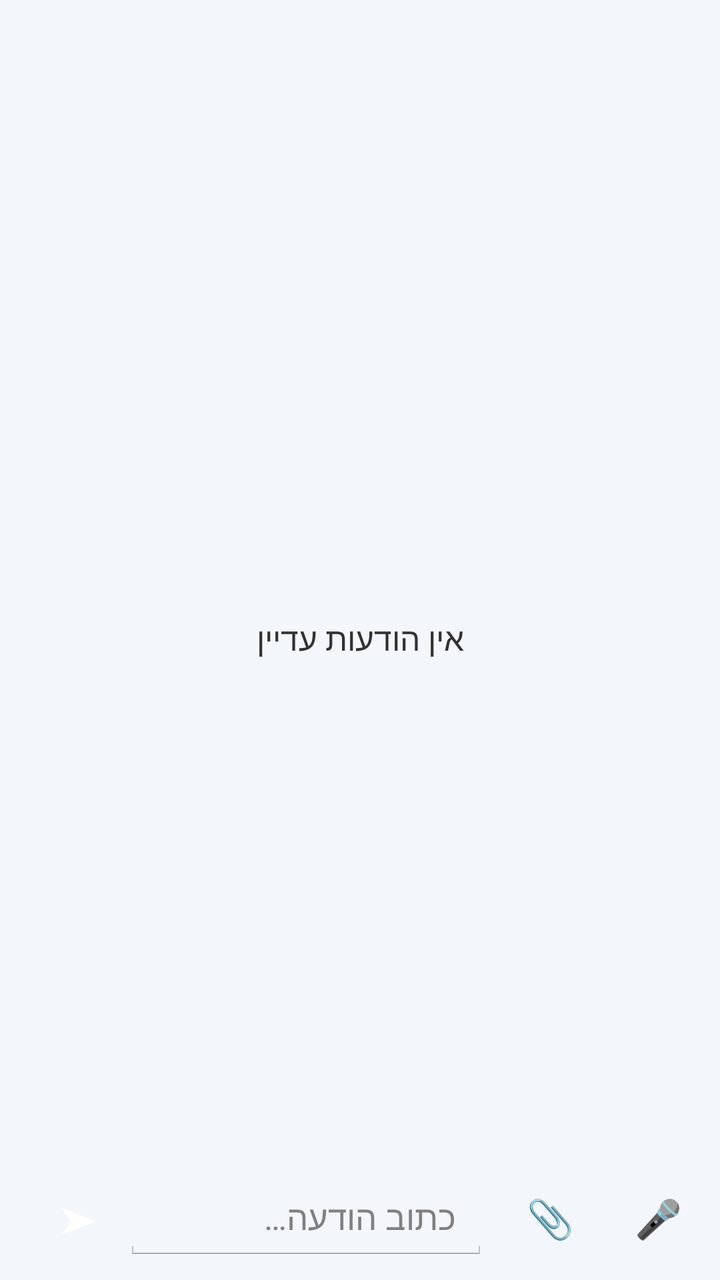
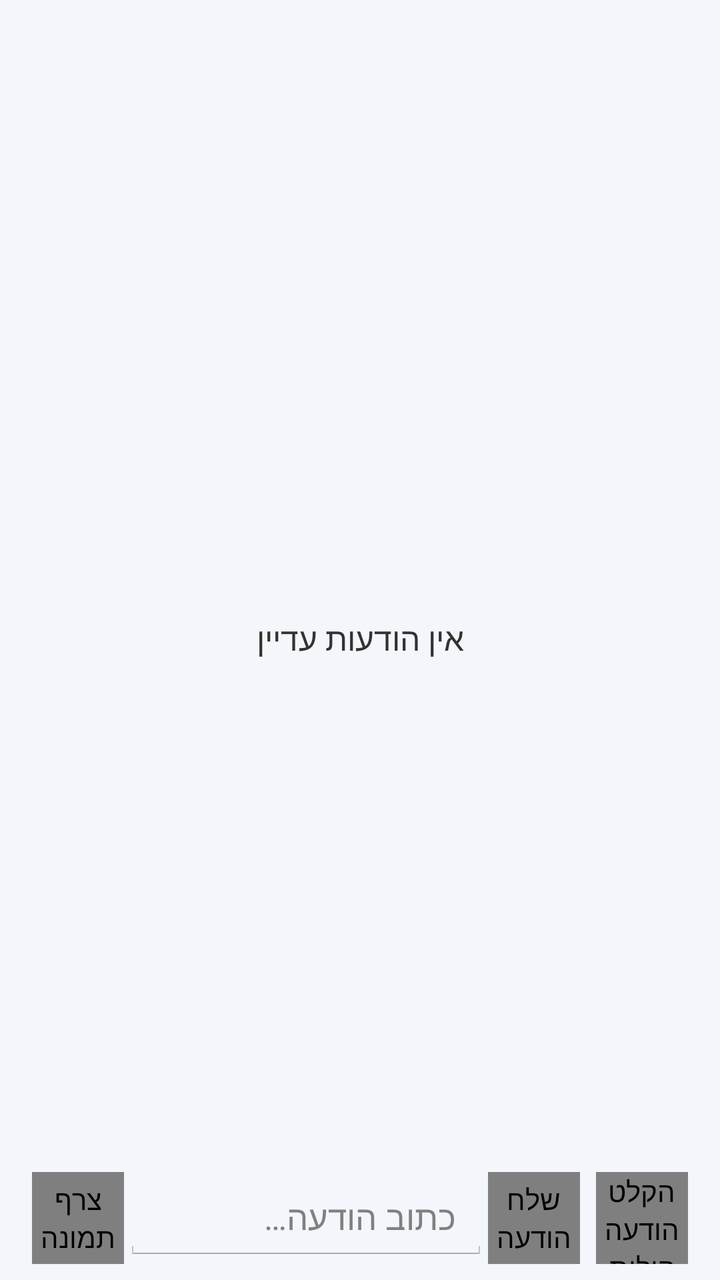

Compare the two renders of this Android layout. The source of the first and the diff that turns it into the second are given below.
<!-- AndroidManifest.xml: application theme AppTheme -->
<!-- res/layout/activity_chat.xml -->
<?xml version="1.0" encoding="utf-8"?>
<LinearLayout xmlns:android="http://schemas.android.com/apk/res/android"
    android:id="@+id/chatRoot"
    android:layout_width="match_parent"
    android:layout_height="match_parent"
    android:orientation="vertical">

    <LinearLayout
        android:id="@+id/chatHeader"
        android:layout_width="match_parent"
        android:layout_height="wrap_content"
        android:gravity="center_vertical"
        android:orientation="horizontal"
        android:padding="10dp">

        <TextView
            android:id="@+id/chatAvatar"
            android:layout_width="40dp"
            android:layout_height="40dp" />

        <LinearLayout
            android:layout_width="0dp"
            android:layout_height="wrap_content"
            android:layout_marginLeft="12dp"
            android:layout_marginRight="12dp"
            android:layout_weight="1"
            android:orientation="vertical">

            <TextView
                android:id="@+id/chatTitle"
                android:layout_width="match_parent"
                android:layout_height="wrap_content"
                android:ellipsize="end"
                android:singleLine="true"
                android:textSize="18sp"
                android:textStyle="bold" />

            <TextView
                android:id="@+id/chatSub"
                android:layout_width="match_parent"
                android:layout_height="wrap_content"
                android:singleLine="true"
                android:textSize="12sp" />
        </LinearLayout>
    </LinearLayout>

    <FrameLayout
        android:layout_width="match_parent"
        android:layout_height="0dp"
        android:layout_weight="1">

        <ListView
            android:id="@+id/chatList"
            android:layout_width="match_parent"
            android:layout_height="match_parent"
            android:clipToPadding="false"
            android:divider="@android:color/transparent"
            android:dividerHeight="0dp"
            android:listSelector="@android:color/transparent"
            android:nextFocusDown="@+id/chatInput"
            android:paddingBottom="6dp"
            android:paddingTop="6dp"
            android:stackFromBottom="true"
            android:transcriptMode="alwaysScroll" />

        <TextView
            android:id="@+id/chatEmpty"
            android:layout_width="match_parent"
            android:layout_height="wrap_content"
            android:layout_gravity="center"
            android:gravity="center"
            android:padding="24dp"
            android:text="@string/chat_empty"
            android:textSize="16sp" />
    </FrameLayout>

    <LinearLayout
        android:id="@+id/chatRecBar"
        android:layout_width="match_parent"
        android:layout_height="wrap_content"
        android:background="#FFD64545"
        android:gravity="center_vertical"
        android:orientation="horizontal"
        android:padding="8dp"
        android:visibility="gone">

        <LinearLayout
            android:layout_width="0dp"
            android:layout_height="wrap_content"
            android:layout_weight="1"
            android:orientation="vertical">

            <TextView
                android:id="@+id/chatRec"
                android:layout_width="match_parent"
                android:layout_height="wrap_content"
                android:gravity="center_vertical"
                android:paddingLeft="8dp"
                android:paddingRight="8dp"
                android:textColor="#FFFFFFFF"
                android:textSize="16sp"
                android:textStyle="bold" />

            <TextView
                android:id="@+id/chatRecHint"
                android:layout_width="match_parent"
                android:layout_height="wrap_content"
                android:paddingLeft="8dp"
                android:paddingRight="8dp"
                android:textColor="#CCFFFFFF"
                android:textSize="11sp"
                android:visibility="gone" />
        </LinearLayout>

        <TextView
            android:id="@+id/chatRecPause"
            android:layout_width="46dp"
            android:layout_height="46dp"
            android:layout_marginLeft="6dp"
            android:contentDescription="@string/cd_rec_pause"
            android:focusable="true"
            android:gravity="center"
            android:nextFocusDown="@+id/chatRecPause"
            android:nextFocusLeft="@+id/chatRecSend"
            android:nextFocusRight="@+id/chatRecCancel"
            android:nextFocusUp="@+id/chatRecPause"
            android:text="⏸"
            android:textColor="#FFFFFFFF"
            android:textSize="20sp" />

        <TextView
            android:id="@+id/chatRecSend"
            android:layout_width="46dp"
            android:layout_height="46dp"
            android:layout_marginLeft="6dp"
            android:contentDescription="@string/cd_rec_send"
            android:focusable="true"
            android:gravity="center"
            android:nextFocusDown="@+id/chatRecSend"
            android:nextFocusLeft="@+id/chatRecCancel"
            android:nextFocusRight="@+id/chatRecPause"
            android:nextFocusUp="@+id/chatRecSend"
            android:text="➤"
            android:textColor="#FFFFFFFF"
            android:textSize="20sp" />

        <TextView
            android:id="@+id/chatRecCancel"
            android:layout_width="46dp"
            android:layout_height="46dp"
            android:layout_marginLeft="6dp"
            android:contentDescription="@string/cd_rec_cancel"
            android:focusable="true"
            android:gravity="center"
            android:nextFocusDown="@+id/chatRecCancel"
            android:nextFocusLeft="@+id/chatRecPause"
            android:nextFocusRight="@+id/chatRecSend"
            android:nextFocusUp="@+id/chatRecCancel"
            android:text="🗑"
            android:textColor="#FFFFFFFF"
            android:textSize="20sp" />
    </LinearLayout>

    <TextView
        android:id="@+id/chatSendProgress"
        android:layout_width="match_parent"
        android:layout_height="wrap_content"
        android:gravity="center"
        android:padding="8dp"
        android:textSize="13sp"
        android:visibility="gone" />

    <LinearLayout
        android:id="@+id/chatInputRow"
        android:layout_width="match_parent"
        android:layout_height="wrap_content"
        android:gravity="center_vertical"
        android:orientation="horizontal"
        android:padding="8dp">

        <TextView
            android:id="@+id/chatSend"
            android:layout_width="46dp"
            android:layout_height="46dp"
            android:layout_marginLeft="8dp"
            android:focusable="true"
            android:gravity="center"
            android:nextFocusDown="@+id/chatSend"
            android:nextFocusLeft="@+id/chatInput"
            android:nextFocusRight="@+id/chatSend"
            android:nextFocusUp="@+id/chatList"
            android:text="➤"
            android:textColor="#FFFFFFFF"
            android:textSize="19sp" />

        <EditText
            android:id="@+id/chatInput"
            android:layout_width="0dp"
            android:layout_height="wrap_content"
            android:layout_weight="1"
            android:hint="@string/chat_hint"
            android:imeOptions="actionSend"
            android:inputType="textCapSentences|textMultiLine"
            android:maxLines="3"
            android:minHeight="44dp"
            android:nextFocusLeft="@+id/chatAttach"
            android:nextFocusRight="@+id/chatInput"
            android:nextFocusUp="@+id/chatList"
            android:paddingLeft="16dp"
            android:paddingRight="16dp"
            android:textSize="17sp" />

        <TextView
            android:id="@+id/chatAttach"
            android:layout_width="46dp"
            android:layout_height="46dp"
            android:layout_marginLeft="8dp"
            android:contentDescription="@string/cd_attach"
            android:focusable="true"
            android:gravity="center"
            android:nextFocusDown="@+id/chatAttach"
            android:nextFocusLeft="@+id/chatMic"
            android:nextFocusRight="@+id/chatInput"
            android:nextFocusUp="@+id/chatList"
            android:text="📎"
            android:textColor="#FFFFFFFF"
            android:textSize="19sp" />

        <TextView
            android:id="@+id/chatMic"
            android:layout_width="46dp"
            android:layout_height="46dp"
            android:layout_marginLeft="8dp"
            android:focusable="true"
            android:gravity="center"
            android:nextFocusDown="@+id/chatMic"
            android:nextFocusLeft="@+id/chatMic"
            android:nextFocusRight="@+id/chatAttach"
            android:nextFocusUp="@+id/chatList"
            android:text="🎤"
            android:textColor="#FFFFFFFF"
            android:textSize="19sp" />
    </LinearLayout>
</LinearLayout>
<!-- resources referenced by this layout -->
<resources>
  <string name="cd_attach">צרף תמונה</string>
  <string name="cd_rec_cancel">בטל הקלטה</string>
  <string name="cd_rec_pause">השהה או המשך הקלטה</string>
  <string name="cd_rec_send">שלח הקלטה</string>
  <string name="chat_empty">אין הודעות עדיין</string>
  <string name="chat_hint">כתוב הודעה…</string>
  <style name="AppTheme" parent="android:Theme.Holo.Light.NoActionBar">
          <item name="sbBg">@color/bg_light</item>
          <item name="sbHeader">@color/header_black</item>
          <item name="sbAccent">@color/accent_blue</item>
          <item name="sbText">@color/text_dark</item>
          <item name="sbTextSecondary">@color/text_dark_secondary</item>
          <item name="sbRow">@color/row_light</item>
          <item name="sbBubbleIn">@color/bubble_in_light</item>
          <item name="sbBubbleOut">@color/bubble_out_light</item>
          <item name="android:windowBackground">@color/bg_light</item>
      </style>
  <color name="bg_light">#FFF3F6FA</color>
  <color name="header_black">#FF0B5CAD</color>
  <color name="accent_blue">#FF0078D7</color>
  <color name="text_dark">#FF212121</color>
  <color name="text_dark_secondary">#FF5A5A5A</color>
  <color name="row_light">#FFFFFFFF</color>
  <color name="bubble_in_light">#FFE8EEF7</color>
  <color name="bubble_out_light">#FFD6EAFB</color>
</resources>

<!-- the commit's change to res/layout/activity_chat.xml (unified diff, before → after) -->
@@ -78,7 +78,7 @@
         android:id="@+id/chatRecBar"
         android:layout_width="match_parent"
         android:layout_height="wrap_content"
-        android:background="#FFD64545"
+        android:background="#FF263238"
         android:gravity="center_vertical"
         android:orientation="horizontal"
         android:padding="8dp"
@@ -112,53 +112,41 @@
                 android:visibility="gone" />
         </LinearLayout>
 
-        <TextView
+        <il.sendeasy.bt.IconView
             android:id="@+id/chatRecPause"
             android:layout_width="46dp"
             android:layout_height="46dp"
-            android:layout_marginLeft="6dp"
+            android:layout_marginLeft="12dp"
             android:contentDescription="@string/cd_rec_pause"
             android:focusable="true"
-            android:gravity="center"
             android:nextFocusDown="@+id/chatRecPause"
             android:nextFocusLeft="@+id/chatRecSend"
             android:nextFocusRight="@+id/chatRecCancel"
-            android:nextFocusUp="@+id/chatRecPause"
-            android:text="⏸"
-            android:textColor="#FFFFFFFF"
-            android:textSize="20sp" />
-
-        <TextView
+            android:nextFocusUp="@+id/chatRecPause" />
+
+        <il.sendeasy.bt.IconView
             android:id="@+id/chatRecSend"
             android:layout_width="46dp"
             android:layout_height="46dp"
-            android:layout_marginLeft="6dp"
+            android:layout_marginLeft="12dp"
             android:contentDescription="@string/cd_rec_send"
             android:focusable="true"
-            android:gravity="center"
             android:nextFocusDown="@+id/chatRecSend"
             android:nextFocusLeft="@+id/chatRecCancel"
             android:nextFocusRight="@+id/chatRecPause"
-            android:nextFocusUp="@+id/chatRecSend"
-            android:text="➤"
-            android:textColor="#FFFFFFFF"
-            android:textSize="20sp" />
-
-        <TextView
+            android:nextFocusUp="@+id/chatRecSend" />
+
+        <il.sendeasy.bt.IconView
             android:id="@+id/chatRecCancel"
             android:layout_width="46dp"
             android:layout_height="46dp"
-            android:layout_marginLeft="6dp"
+            android:layout_marginLeft="12dp"
             android:contentDescription="@string/cd_rec_cancel"
             android:focusable="true"
-            android:gravity="center"
             android:nextFocusDown="@+id/chatRecCancel"
             android:nextFocusLeft="@+id/chatRecPause"
             android:nextFocusRight="@+id/chatRecSend"
-            android:nextFocusUp="@+id/chatRecCancel"
-            android:text="🗑"
-            android:textColor="#FFFFFFFF"
-            android:textSize="20sp" />
+            android:nextFocusUp="@+id/chatRecCancel" />
     </LinearLayout>
 
     <TextView
@@ -178,20 +166,17 @@
         android:orientation="horizontal"
         android:padding="8dp">
 
-        <TextView
-            android:id="@+id/chatSend"
+        <il.sendeasy.bt.IconView
+            android:id="@+id/chatAttach"
             android:layout_width="46dp"
             android:layout_height="46dp"
             android:layout_marginLeft="8dp"
-            android:focusable="true"
-            android:gravity="center"
-            android:nextFocusDown="@+id/chatSend"
+            android:contentDescription="@string/cd_attach"
+            android:focusable="true"
+            android:nextFocusDown="@+id/chatAttach"
             android:nextFocusLeft="@+id/chatInput"
-            android:nextFocusRight="@+id/chatSend"
-            android:nextFocusUp="@+id/chatList"
-            android:text="➤"
-            android:textColor="#FFFFFFFF"
-            android:textSize="19sp" />
+            android:nextFocusRight="@+id/chatAttach"
+            android:nextFocusUp="@+id/chatList" />
 
         <EditText
             android:id="@+id/chatInput"
@@ -203,42 +188,35 @@
             android:inputType="textCapSentences|textMultiLine"
             android:maxLines="3"
             android:minHeight="44dp"
-            android:nextFocusLeft="@+id/chatAttach"
-            android:nextFocusRight="@+id/chatInput"
+            android:nextFocusLeft="@+id/chatMic"
+            android:nextFocusRight="@+id/chatAttach"
             android:nextFocusUp="@+id/chatList"
             android:paddingLeft="16dp"
             android:paddingRight="16dp"
             android:textSize="17sp" />
 
-        <TextView
-            android:id="@+id/chatAttach"
-            android:layout_width="46dp"
-            android:layout_height="46dp"
-            android:layout_marginLeft="8dp"
-            android:contentDescription="@string/cd_attach"
-            android:focusable="true"
-            android:gravity="center"
-            android:nextFocusDown="@+id/chatAttach"
+        <il.sendeasy.bt.IconView
+            android:id="@+id/chatSend"
+            android:layout_width="46dp"
+            android:layout_height="46dp"
+            android:layout_marginRight="8dp"
+            android:contentDescription="@string/cd_send"
+            android:focusable="true"
+            android:nextFocusDown="@+id/chatSend"
+            android:nextFocusLeft="@+id/chatSend"
+            android:nextFocusRight="@+id/chatInput"
+            android:nextFocusUp="@+id/chatList" />
+
+        <il.sendeasy.bt.IconView
+            android:id="@+id/chatMic"
+            android:layout_width="46dp"
+            android:layout_height="46dp"
+            android:layout_marginRight="8dp"
+            android:contentDescription="@string/cd_mic"
+            android:focusable="true"
+            android:nextFocusDown="@+id/chatMic"
             android:nextFocusLeft="@+id/chatMic"
             android:nextFocusRight="@+id/chatInput"
-            android:nextFocusUp="@+id/chatList"
-            android:text="📎"
-            android:textColor="#FFFFFFFF"
-            android:textSize="19sp" />
-
-        <TextView
-            android:id="@+id/chatMic"
-            android:layout_width="46dp"
-            android:layout_height="46dp"
-            android:layout_marginLeft="8dp"
-            android:focusable="true"
-            android:gravity="center"
-            android:nextFocusDown="@+id/chatMic"
-            android:nextFocusLeft="@+id/chatMic"
-            android:nextFocusRight="@+id/chatAttach"
-            android:nextFocusUp="@+id/chatList"
-            android:text="🎤"
-            android:textColor="#FFFFFFFF"
-            android:textSize="19sp" />
+            android:nextFocusUp="@+id/chatList" />
     </LinearLayout>
 </LinearLayout>
<!-- resource entries referenced after the edit -->
@@ -1,9 +1,11 @@
 <!-- resources referenced by this layout -->
 <resources>
   <string name="cd_attach">צרף תמונה</string>
+  <string name="cd_mic">הקלט הודעה קולית</string>
   <string name="cd_rec_cancel">בטל הקלטה</string>
   <string name="cd_rec_pause">השהה או המשך הקלטה</string>
   <string name="cd_rec_send">שלח הקלטה</string>
+  <string name="cd_send">שלח הודעה</string>
   <string name="chat_empty">אין הודעות עדיין</string>
   <string name="chat_hint">כתוב הודעה…</string>
   <style name="AppTheme" parent="android:Theme.Holo.Light.NoActionBar">
